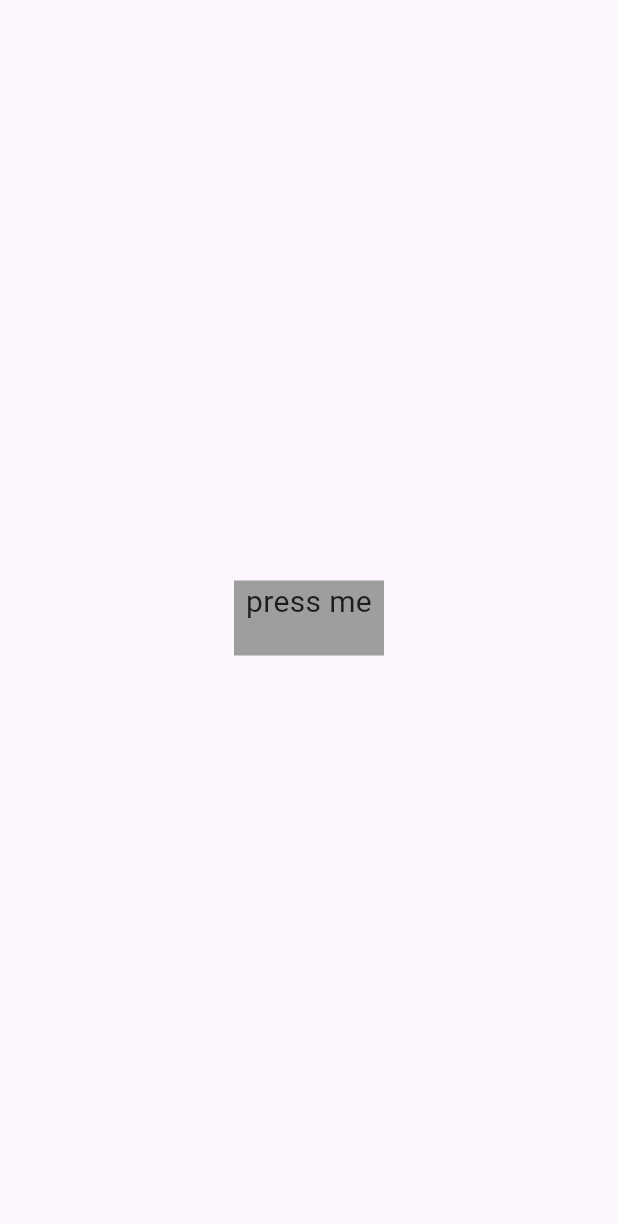
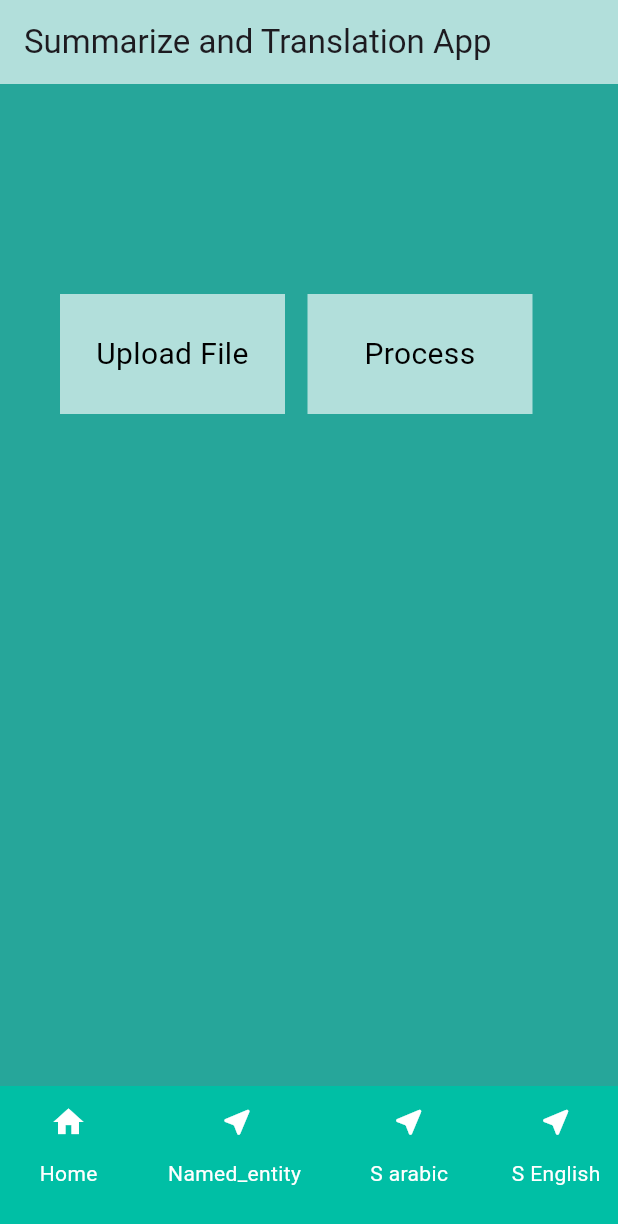
Before and after one commit to ZakariaEysa/Summarize-and-translation-app, a Flutter app: the screen it shows after launch, on a phone screen of 412 x 824 dp. Shown: the top 1224 px of the screen. Run offline on Flutter 3.47's test engine with Material 3 defaults, Android fonts, the phone set to English and light mode, and no system bars; our stand-ins replace file_picker, top_snackbar_flutter.

Commit message:
HomePageAlmostDone

```diff
--- a/lib/home/layout/Screens/Home_Page.dart
+++ /dev/null
@@ -1,49 +0,0 @@
-import 'package:flutter/material.dart';
-import 'package:summarize_and_translation_app/testt.dart';
-import 'dart:io';
-
-import 'package:flutter/material.dart';
-import 'package:file_picker/file_picker.dart';
-
-
-class Home_Page extends StatelessWidget {
-  const Home_Page({super.key});
-
-  Future _locatefile() async {
-
-    FilePickerResult? result =
-    await FilePicker.platform.pickFiles(type: FileType.any);
-    File file;
-
-    if (result != null) {
-      file = File(result.files.single.path!);
-      return file;
-    } else {
-      // User canceled the picker
-      return null;
-    }
-  }
-
-  @override
-  Widget build(BuildContext context) {
-    return GestureDetector(
-      onTap: () async {
-        File file = await _locatefile();
-        print("file path ${file.path}");
-      },
-      child: Center(
-        child: Container(
-          child: const Text(
-            textAlign: TextAlign.center,
-            "press me ",
-            style: const TextStyle(fontSize: 20),
-          ),
-          width: 100,
-          height: 50,
-          color: Colors.grey,
-        ),
-      ),
-    );
-  }
-
-}
--- /dev/null
+++ b/lib/home/layout/Screens/home_page.dart
@@ -0,0 +1,113 @@
+import 'package:flutter/material.dart';
+import 'dart:io';
+
+import 'package:file_picker/file_picker.dart';
+import 'package:top_snackbar_flutter/custom_snack_bar.dart';
+import 'package:top_snackbar_flutter/top_snack_bar.dart';
+
+// ignore: must_be_immutable
+class HomePage extends StatelessWidget {
+  HomePage({super.key});
+
+  bool fileExists = false;
+  Future _locatefile() async {
+    FilePickerResult? result =
+        await FilePicker.platform.pickFiles(type: FileType.any);
+    File file;
+
+    if (result != null) {
+      file = File(result.files.single.path!);
+      return file;
+    } else {
+      // User canceled the picker
+      return null;
+    }
+  }
+
+  @override
+  Widget build(BuildContext context) {
+    // ignore: unused_local_variable
+    String Contents = "";
+    return Padding(
+        padding: const EdgeInsets.only(top: 140, left: 40, right: 30),
+        child: Column(children: [
+          Row(
+            children: [
+              GestureDetector(
+                onTap: () async {
+                  File file = await _locatefile();
+
+                  // ignore: unnecessary_null_comparison
+                  if (file != null) {
+                    fileExists = true;
+
+                    // Read the file
+                    final contents = await file.readAsString();
+                    Contents = contents;
+
+                    showTopSnackBar(
+                      Overlay.of(context),
+                      const CustomSnackBar.success(
+                        message:
+                        "File Uploaded Successfully",
+                      ),
+                    );
+
+
+
+
+
+                  }
+
+                  // print("file contains ${Contents}");
+                },
+                child: Center(
+                  child: Container(
+                    alignment: Alignment.center,
+                    width: 150,
+                    height: 80,
+                    color: Colors.teal[100],
+                    child: const Text(
+                      textAlign: TextAlign.center,
+                      "Upload File ",
+                      style: const TextStyle(fontSize: 20, color: Colors.black),
+                    ),                  ),
+                ),
+              ),
+              const SizedBox(
+                width: 15,
+              ),
+              GestureDetector(
+                onTap: () {
+                  if (fileExists == true) {
+                  } else {
+                    showTopSnackBar(
+                      Overlay.of(context),
+                      const CustomSnackBar.error(
+                        message: " u did not Upload File",
+                      ),
+                    );
+
+                  }
+                },
+                child: Container(
+                  alignment: Alignment.center,
+                  child: const Text(
+                    textAlign: TextAlign.center,
+                    "Process ",
+                    style: const TextStyle(fontSize: 20, color: Colors.black),
+                  ),
+                  width: 150,
+                  height: 80,
+                  color: Colors.teal[100],
+                ),
+              ),
+            ],
+          )
+
+
+
+
+        ]));
+  }
+}
--- /dev/null
+++ b/lib/home/layout/Widgets/custom_buttom_sheet.dart
@@ -0,0 +1,91 @@
+import 'package:flutter/material.dart';
+class CustomButtomSheet extends StatelessWidget {
+  const CustomButtomSheet({super.key});
+
+  @override
+  Widget build(BuildContext context) {
+    return Container(
+      color: Colors.tealAccent[700],
+      width: double.infinity,
+      height: 100,
+      child: Row(
+        mainAxisAlignment: MainAxisAlignment.spaceAround,
+        children: [
+          const SizedBox(
+            width: 20,
+          ),
+          Column(
+            children: [
+              IconButton(
+                  onPressed: () {},
+                  icon: const Icon(
+                    Icons.home,
+                    color: Colors.white,
+                  )),
+              const Text(
+                "Home",
+                style: TextStyle(color: Colors.white),
+              )
+            ],
+          ),
+          const SizedBox(
+            width: 40,
+          ),
+          Column(
+            children: [
+              IconButton(
+                  onPressed: () {},
+                  icon: const Icon(
+                    Icons.near_me_rounded,
+                    color: Colors.white,
+                  )),
+              const Text(
+                "Named_entity ",
+                style: TextStyle(color: Colors.white),
+              )
+            ],
+          ),
+          const SizedBox(
+            width: 40,
+          ),
+          Column(
+            children: [
+              IconButton(
+                  onPressed: () {},
+                  icon: const Icon(
+                    Icons.near_me_rounded,
+                    color: Colors.white,
+                  )),
+              const Text(
+                "S arabic",
+                style: TextStyle(color: Colors.white),
+              )
+            ],
+          ),
+          const SizedBox(
+            width: 40,
+          ),
+
+          Column(
+            children: [
+              IconButton(
+                  onPressed: () {},
+                  icon: const Icon(
+                    Icons.near_me_rounded,
+                    color: Colors.white,
+                  )),
+              const Text(
+                "S English",
+                style: TextStyle(color: Colors.white),
+              )
+            ],
+          ),
+          SizedBox(
+            width: 10,)
+
+
+        ],
+      ),
+    );
+  }
+}
--- a/lib/main.dart
+++ b/lib/main.dart
@@ -1,6 +1,7 @@
 import 'package:flutter/material.dart';
-import 'package:summarize_and_translation_app/home/layout/Screens/Home_Page.dart';
-import 'package:summarize_and_translation_app/testt.dart';
+import 'package:summarize_and_translation_app/home/layout/Screens/home_page.dart';
+
+import 'home/layout/Widgets/custom_buttom_sheet.dart';
 
 
 void main() {
@@ -26,6 +27,13 @@
   // This widget is the root of your application.
   @override
   Widget build(BuildContext context) {
-    return const MaterialApp(home: Scaffold(body: Home_Page()));
+    return  MaterialApp(debugShowCheckedModeBanner: false,home: Scaffold(
+
+      bottomSheet: CustomButtomSheet()
+      ,
+      appBar: AppBar(
+        backgroundColor: Colors.teal[100],
+        title: const Text("Summarize and Translation App",),),
+      body: HomePage(),backgroundColor: Colors.teal[400],));
   }
 }
```
Also changed, not shown: lib/testt.dart (+73 -59 lines), pubspec.yaml (+4 -3 lines), pubspec.lock.
